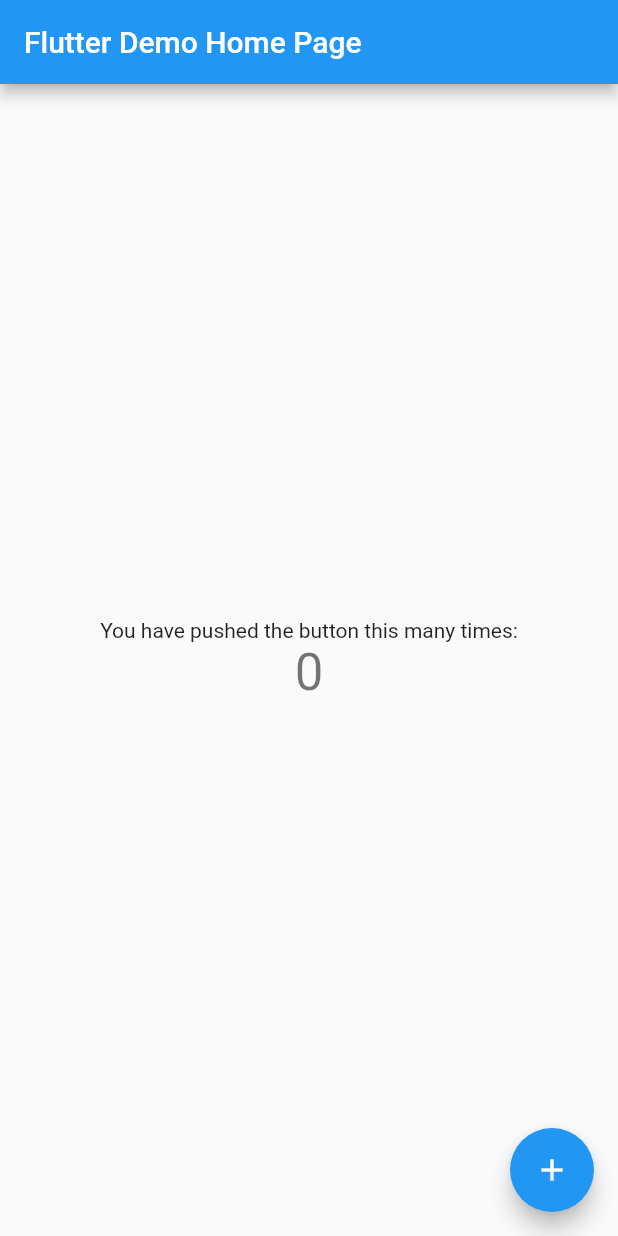
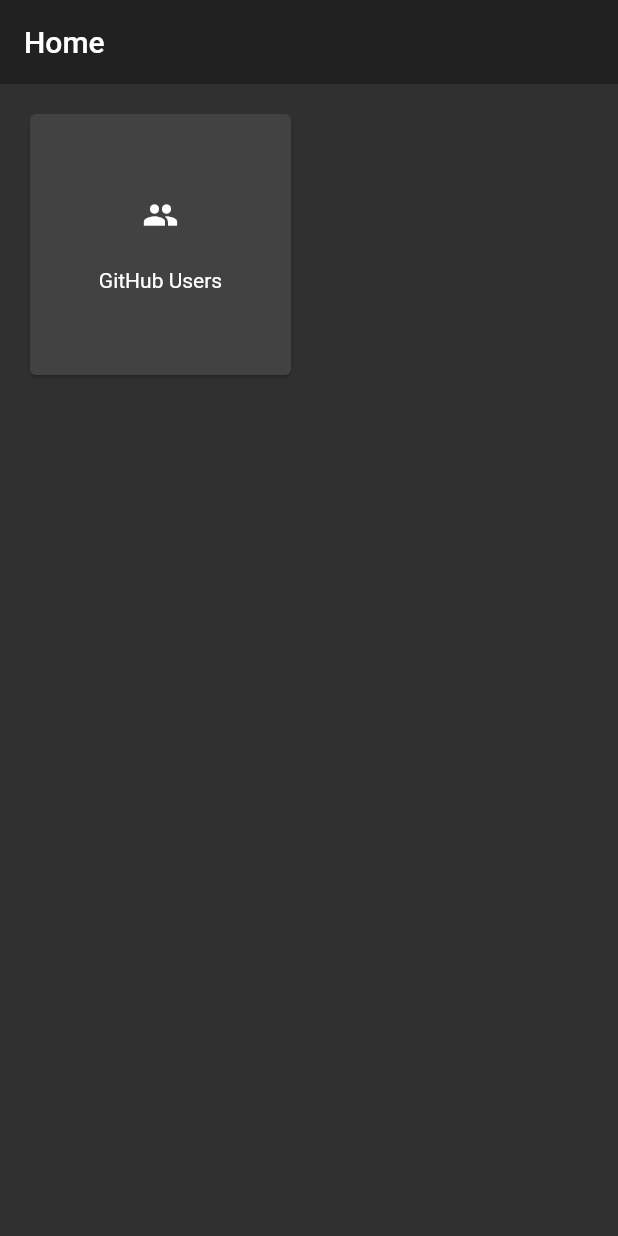
Before and after one commit to LucienCorreia/flutter-super-app, a Flutter app: the screen it shows after launch, on a phone screen of 412 x 824 dp. Run offline on Flutter 3.47's test engine with Material 2 defaults, Android fonts, the light colour scheme and no system bars.

Commit message:
feat: create a simple home page

```diff
--- a/lib/main.dart
+++ b/lib/main.dart
@@ -1,113 +1,7 @@
 import 'package:flutter/material.dart';
 
+import 'presenter/app_widget.dart';
+
 void main() {
-  runApp(MyApp());
+  runApp(AppWidget());
 }
-
-class MyApp extends StatelessWidget {
-  // This widget is the root of your application.
-  @override
-  Widget build(BuildContext context) {
-    return MaterialApp(
-      title: 'Flutter Demo',
-      theme: ThemeData(
-        // This is the theme of your application.
-        //
-        // Try running your application with "flutter run". You'll see the
-        // application has a blue toolbar. Then, without quitting the app, try
-        // changing the primarySwatch below to Colors.green and then invoke
-        // "hot reload" (press "r" in the console where you ran "flutter run",
-        // or simply save your changes to "hot reload" in a Flutter IDE).
-        // Notice that the counter didn't reset back to zero; the application
-        // is not restarted.
-        primarySwatch: Colors.blue,
-      ),
-      home: MyHomePage(title: 'Flutter Demo Home Page'),
-    );
-  }
-}
-
-class MyHomePage extends StatefulWidget {
-  MyHomePage({Key key, this.title}) : super(key: key);
-
-  // This widget is the home page of your application. It is stateful, meaning
-  // that it has a State object (defined below) that contains fields that affect
-  // how it looks.
-
-  // This class is the configuration for the state. It holds the values (in this
-  // case the title) provided by the parent (in this case the App widget) and
-  // used by the build method of the State. Fields in a Widget subclass are
-  // always marked "final".
-
-  final String title;
-
-  @override
-  _MyHomePageState createState() => _MyHomePageState();
-}
-
-class _MyHomePageState extends State<MyHomePage> {
-  int _counter = 0;
-
-  void _incrementCounter() {
-    setState(() {
-      // This call to setState tells the Flutter framework that something has
-      // changed in this State, which causes it to rerun the build method below
-      // so that the display can reflect the updated values. If we changed
-      // _counter without calling setState(), then the build method would not be
-      // called again, and so nothing would appear to happen.
-      _counter++;
-    });
-  }
-
-  @override
-  Widget build(BuildContext context) {
-    // This method is rerun every time setState is called, for instance as done
-    // by the _incrementCounter method above.
-    //
-    // The Flutter framework has been optimized to make rerunning build methods
-    // fast, so that you can just rebuild anything that needs updating rather
-    // than having to individually change instances of widgets.
-    return Scaffold(
-      appBar: AppBar(
-        // Here we take the value from the MyHomePage object that was created by
-        // the App.build method, and use it to set our appbar title.
-        title: Text(widget.title),
-      ),
-      body: Center(
-        // Center is a layout widget. It takes a single child and positions it
-        // in the middle of the parent.
-        child: Column(
-          // Column is also a layout widget. It takes a list of children and
-          // arranges them vertically. By default, it sizes itself to fit its
-          // children horizontally, and tries to be as tall as its parent.
-          //
-          // Invoke "debug painting" (press "p" in the console, choose the
-          // "Toggle Debug Paint" action from the Flutter Inspector in Android
-          // Studio, or the "Toggle Debug Paint" command in Visual Studio Code)
-          // to see the wireframe for each widget.
-          //
-          // Column has various properties to control how it sizes itself and
-          // how it positions its children. Here we use mainAxisAlignment to
-          // center the children vertically; the main axis here is the vertical
-          // axis because Columns are vertical (the cross axis would be
-          // horizontal).
-          mainAxisAlignment: MainAxisAlignment.center,
-          children: <Widget>[
-            Text(
-              'You have pushed the button this many times:',
-            ),
-            Text(
-              '$_counter',
-              style: Theme.of(context).textTheme.headline4,
-            ),
-          ],
-        ),
-      ),
-      floatingActionButton: FloatingActionButton(
-        onPressed: _incrementCounter,
-        tooltip: 'Increment',
-        child: Icon(Icons.add),
-      ), // This trailing comma makes auto-formatting nicer for build methods.
-    );
-  }
-}
--- /dev/null
+++ b/lib/presenter/app_widget.dart
@@ -0,0 +1,19 @@
+import 'package:flutter/material.dart';
+
+import '../routes.dart';
+
+class AppWidget extends StatefulWidget {
+  @override
+  _AppWidgetState createState() => _AppWidgetState();
+}
+
+class _AppWidgetState extends State<AppWidget> {
+  @override
+  Widget build(BuildContext context) {
+    return MaterialApp(
+      theme: ThemeData.dark(),
+      initialRoute: '/',
+      routes: Routes.routes,
+    );
+  }
+}
--- /dev/null
+++ b/lib/presenter/pages/home/home_page.dart
@@ -0,0 +1,32 @@
+import 'package:flutter/material.dart';
+import 'package:flutter_example/presenter/pages/home/widgets/card_widget.dart';
+
+class HomePage extends StatelessWidget {
+  @override
+  Widget build(BuildContext context) {
+    return Scaffold(
+      body: CustomScrollView(
+        slivers: [
+          SliverAppBar(
+            title: Text('Home'),
+          ),
+          SliverPadding(
+            padding: EdgeInsets.all(16),
+            sliver: SliverGrid.count(
+              mainAxisSpacing: 16,
+              crossAxisSpacing: 16,
+              crossAxisCount: 2,
+              children: [
+                CardWidget(
+                  key: Key('card-github-users'),
+                  icon: Icons.people,
+                  title: 'GitHub Users',
+                ),
+              ],
+            ),
+          ),
+        ],
+      ),
+    );
+  }
+}
--- /dev/null
+++ b/lib/presenter/pages/home/widgets/card_widget.dart
@@ -0,0 +1,35 @@
+import 'package:flutter/material.dart';
+
+class CardWidget extends StatelessWidget {
+  final String title;
+  final IconData icon;
+
+  const CardWidget({
+    @required this.title,
+    @required this.icon,
+    Key key,
+  }) : super(key: key);
+
+  @override
+  Widget build(BuildContext context) {
+    return Card(
+      child: Padding(
+        padding: EdgeInsets.all(32),
+        child: Flex(
+          direction: Axis.vertical,
+          mainAxisAlignment: MainAxisAlignment.spaceEvenly,
+          children: [
+            Icon(
+              icon,
+              key: Key('card-icon'),
+            ),
+            Text(
+              title,
+              key: Key('card-title'),
+            ),
+          ],
+        ),
+      ),
+    );
+  }
+}
--- /dev/null
+++ b/lib/routes.dart
@@ -0,0 +1,9 @@
+import 'package:flutter/material.dart';
+
+import 'presenter/pages/home/home_page.dart';
+
+class Routes {
+  static Map<String, Widget Function(BuildContext)> routes = {
+    '/': (_) => HomePage(),
+  };
+}
```
